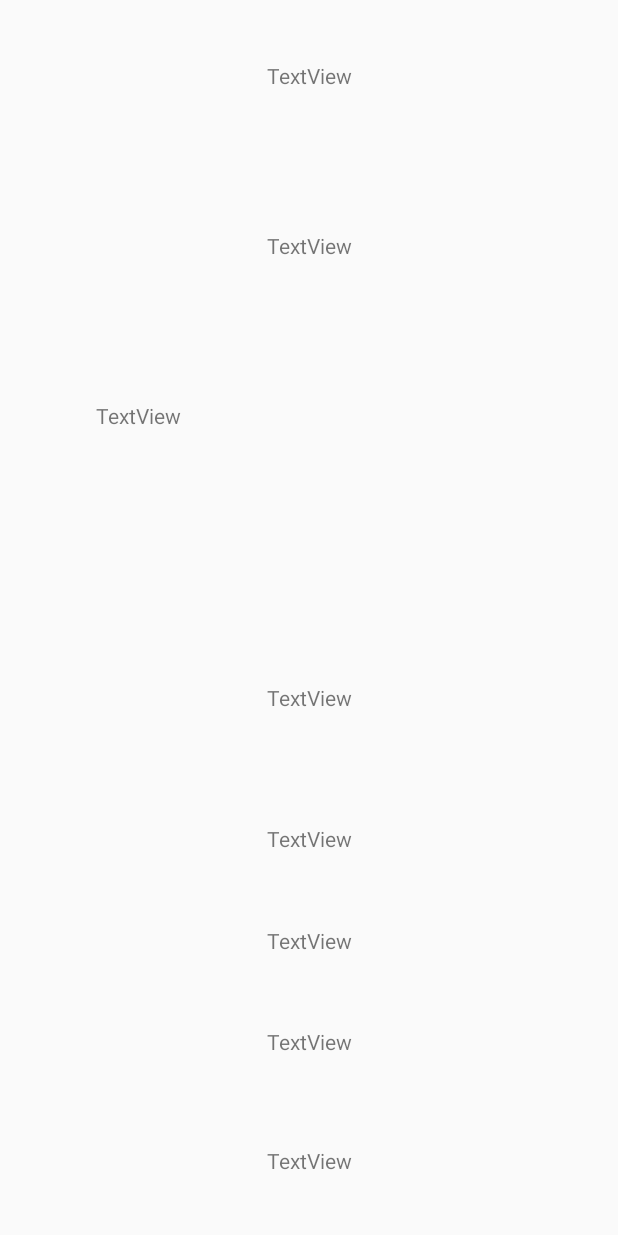
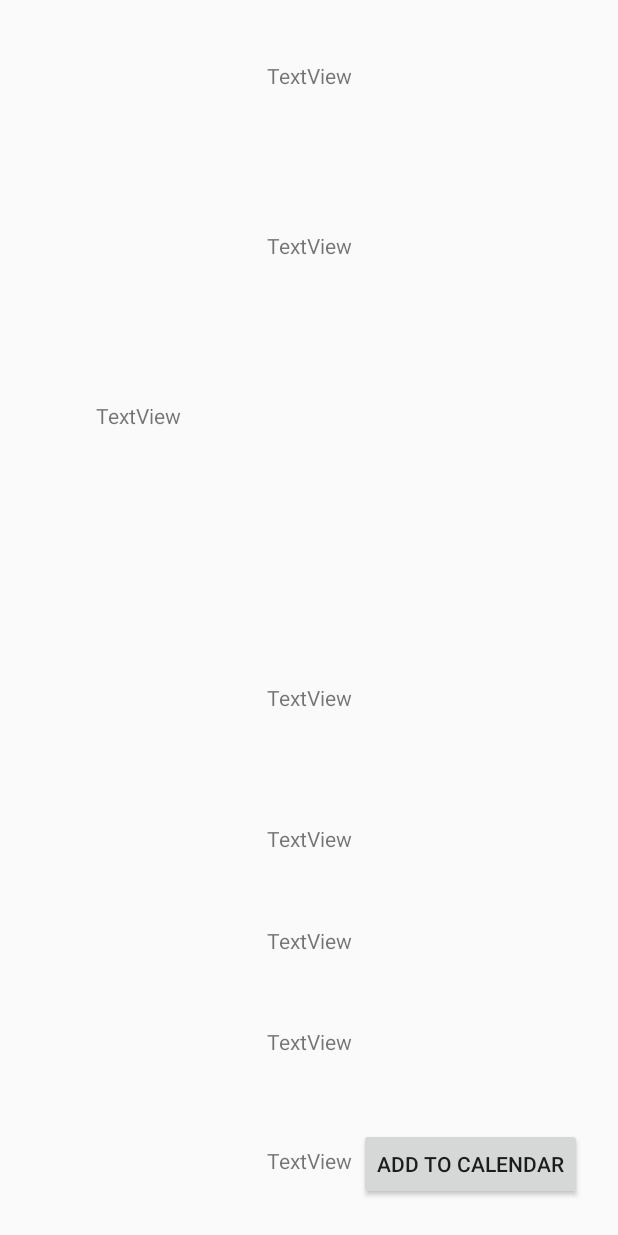
Before and after one commit to sykesda/wocoapp, an Android app: the layout activity_daily_announcements_details.xml on its own in the app's theme, with its tools: preview values and no code run, on a phone screen of 412 x 824 dp. Run offline under Robolectric (Android 15) with nearby library versions, the phone set to English and light mode, and no system bars.

Commit message:
Daily announcements can be added to calendar via a button

```diff
--- a/app/src/main/java/edu/wofford/sykesda/wocoapptest/daily_announcements.java
+++ b/app/src/main/java/edu/wofford/sykesda/wocoapptest/daily_announcements.java
@@ -178,7 +178,7 @@ public class daily_announcements extends AppCompatActivity {
                         String email = c.getString("email");
                         String phone = c.getString("phone");
                         // Date for announcements
-                        String datetime = "Today";
+                        String datetime = date + " 12:00:00";
                         // Tags node is JSON Array
                         JSONArray jsonTags = c.getJSONArray("tags");
                         String tags = makeTagsStringFromJSONArray(jsonTags);
--- a/app/src/main/res/layout/activity_daily_announcements_details.xml
+++ b/app/src/main/res/layout/activity_daily_announcements_details.xml
@@ -118,4 +118,14 @@
         app:layout_constraintEnd_toEndOf="parent"
         app:layout_constraintStart_toStartOf="parent"
         app:layout_constraintTop_toBottomOf="@+id/phone" />
+
+    <Button
+        android:id="@+id/addToCalendar"
+        android:layout_width="wrap_content"
+        android:layout_height="wrap_content"
+        android:layout_marginBottom="24dp"
+        android:layout_marginEnd="24dp"
+        android:text="Add to Calendar"
+        app:layout_constraintBottom_toBottomOf="parent"
+        app:layout_constraintEnd_toEndOf="parent" />
 </android.support.constraint.ConstraintLayout>
```
Also changed, not shown: app/src/main/java/edu/wofford/sykesda/wocoapptest/daily_announcements_details.java (+55 -8 lines).
